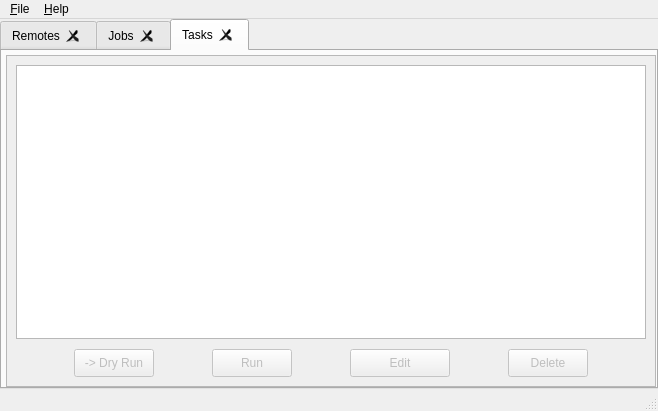
First picture: the form in src/main_window.ui, repository holazt/RcloneBrowser, before the edit.
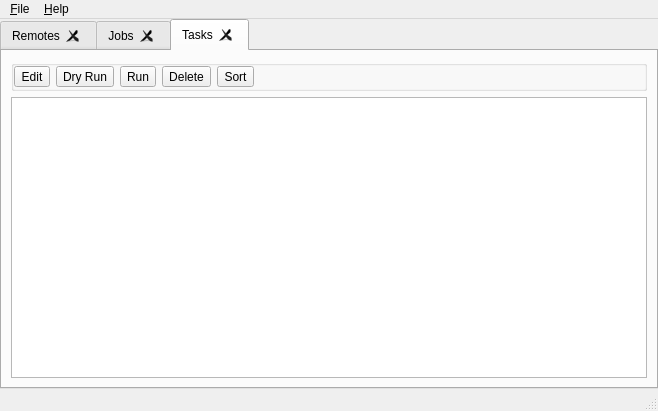
Second picture: the form after the edit. The open tabs and pages were chosen to show the change.

Commit message: task functionality improved

```diff
--- a/src/main_window.ui
+++ b/src/main_window.ui
@@ -179,180 +179,113 @@
         <string>Tasks</string>
        </attribute>
        <layout class="QVBoxLayout" name="verticalLayout_5">
-        <property name="leftMargin">
-         <number>4</number>
-        </property>
-        <property name="topMargin">
-         <number>4</number>
-        </property>
-        <property name="rightMargin">
-         <number>0</number>
-        </property>
-        <property name="bottomMargin">
-         <number>0</number>
-        </property>
         <item>
-         <widget class="QScrollArea" name="tasksArea">
-          <property name="widgetResizable">
+         <widget class="QGroupBox" name="groupBox">
+          <property name="title">
+           <string/>
+          </property>
+          <property name="flat">
            <bool>true</bool>
           </property>
-          <widget class="QWidget" name="scrollAreaWidgetContentsTasks">
-           <property name="geometry">
-            <rect>
-             <x>0</x>
-             <y>0</y>
-             <width>646</width>
-             <height>327</height>
-            </rect>
+          <layout class="QHBoxLayout" name="horizontalLayout_3">
+           <property name="leftMargin">
+            <number>0</number>
            </property>
-           <layout class="QVBoxLayout" name="verticalLayout_6">
-            <item>
-             <widget class="QListWidget" name="tasksListWidget"/>
-            </item>
-            <item>
-             <layout class="QVBoxLayout" name="tasks"/>
-            </item>
-            <item>
-             <widget class="QWidget" name="tasksActionBar" native="true">
-              <property name="sizePolicy">
-               <sizepolicy hsizetype="Minimum" vsizetype="Preferred">
-                <horstretch>0</horstretch>
-                <verstretch>0</verstretch>
-               </sizepolicy>
-              </property>
-              <property name="minimumSize">
-               <size>
-                <width>200</width>
-                <height>20</height>
-               </size>
-              </property>
-              <property name="maximumSize">
-               <size>
-                <width>16777215</width>
-                <height>32</height>
-               </size>
-              </property>
-              <layout class="QHBoxLayout" name="horizontalLayout_2">
-               <property name="spacing">
-                <number>4</number>
-               </property>
-               <property name="leftMargin">
-                <number>4</number>
-               </property>
-               <property name="topMargin">
-                <number>4</number>
-               </property>
-               <property name="rightMargin">
-                <number>4</number>
-               </property>
-               <property name="bottomMargin">
-                <number>4</number>
-               </property>
-               <item>
-                <widget class="QPushButton" name="buttonDryrunTask">
-                 <property name="enabled">
-                  <bool>false</bool>
-                 </property>
-                 <property name="sizePolicy">
-                  <sizepolicy hsizetype="Fixed" vsizetype="Fixed">
-                   <horstretch>0</horstretch>
-                   <verstretch>0</verstretch>
-                  </sizepolicy>
-                 </property>
-                 <property name="minimumSize">
-                  <size>
-                   <width>0</width>
-                   <height>28</height>
-                  </size>
-                 </property>
-                 <property name="text">
-                  <string>-&gt; Dry Run</string>
-                 </property>
-                </widget>
-               </item>
-               <item>
-                <widget class="QPushButton" name="buttonRunTask">
-                 <property name="enabled">
-                  <bool>false</bool>
-                 </property>
-                 <property name="sizePolicy">
-                  <sizepolicy hsizetype="Fixed" vsizetype="Fixed">
-                   <horstretch>0</horstretch>
-                   <verstretch>0</verstretch>
-                  </sizepolicy>
-                 </property>
-                 <property name="minimumSize">
-                  <size>
-                   <width>0</width>
-                   <height>28</height>
-                  </size>
-                 </property>
-                 <property name="text">
-                  <string>Run</string>
-                 </property>
-                </widget>
-               </item>
-               <item>
-                <widget class="QPushButton" name="buttonEditTask">
-                 <property name="enabled">
-                  <bool>false</bool>
-                 </property>
-                 <property name="sizePolicy">
-                  <sizepolicy hsizetype="Fixed" vsizetype="Fixed">
-                   <horstretch>0</horstretch>
-                   <verstretch>0</verstretch>
-                  </sizepolicy>
-                 </property>
-                 <property name="minimumSize">
-                  <size>
-                   <width>0</width>
-                   <height>28</height>
-                  </size>
-                 </property>
-                 <property name="maximumSize">
-                  <size>
-                   <width>100</width>
-                   <height>16777215</height>
-                  </size>
-                 </property>
-                 <property name="layoutDirection">
-                  <enum>Qt::LeftToRight</enum>
-                 </property>
-                 <property name="text">
-                  <string>Edit</string>
-                 </property>
-                </widget>
-               </item>
-               <item>
-                <widget class="QPushButton" name="buttonDeleteTask">
-                 <property name="enabled">
-                  <bool>false</bool>
-                 </property>
-                 <property name="sizePolicy">
-                  <sizepolicy hsizetype="Fixed" vsizetype="Fixed">
-                   <horstretch>0</horstretch>
-                   <verstretch>0</verstretch>
-                  </sizepolicy>
-                 </property>
-                 <property name="minimumSize">
-                  <size>
-                   <width>0</width>
-                   <height>28</height>
-                  </size>
-                 </property>
-                 <property name="layoutDirection">
-                  <enum>Qt::LeftToRight</enum>
-                 </property>
-                 <property name="text">
-                  <string>Delete</string>
-                 </property>
-                </widget>
-               </item>
-              </layout>
-             </widget>
-            </item>
-           </layout>
-          </widget>
+           <property name="topMargin">
+            <number>0</number>
+           </property>
+           <property name="bottomMargin">
+            <number>0</number>
+           </property>
+           <item>
+            <widget class="QToolButton" name="buttonEditTask">
+             <property name="text">
+              <string>Edit</string>
+             </property>
+             <property name="toolButtonStyle">
+              <enum>Qt::ToolButtonTextUnderIcon</enum>
+             </property>
+            </widget>
+           </item>
+           <item>
+            <widget class="QToolButton" name="buttonDryrunTask">
+             <property name="text">
+              <string>Dry Run</string>
+             </property>
+             <property name="toolButtonStyle">
+              <enum>Qt::ToolButtonTextUnderIcon</enum>
+             </property>
+            </widget>
+           </item>
+           <item>
+            <widget class="QToolButton" name="buttonRunTask">
+             <property name="text">
+              <string>Run</string>
+             </property>
+             <property name="toolButtonStyle">
+              <enum>Qt::ToolButtonTextUnderIcon</enum>
+             </property>
+            </widget>
+           </item>
+           <item>
+            <widget class="QToolButton" name="buttonDeleteTask">
+             <property name="text">
+              <string>Delete</string>
+             </property>
+             <property name="toolButtonStyle">
+              <enum>Qt::ToolButtonTextUnderIcon</enum>
+             </property>
+            </widget>
+           </item>
+           <item>
+            <widget class="QToolButton" name="buttonSortTask">
+             <property name="text">
+              <string>Sort</string>
+             </property>
+             <property name="checkable">
+              <bool>false</bool>
+             </property>
+             <property name="checked">
+              <bool>false</bool>
+             </property>
+            </widget>
+           </item>
+           <item>
+            <spacer name="horizontalSpacer_2">
+             <property name="orientation">
+              <enum>Qt::Horizontal</enum>
+             </property>
+             <property name="sizeHint" stdset="0">
+              <size>
+               <width>40</width>
+               <height>20</height>
+              </size>
+             </property>
+            </spacer>
+           </item>
+          </layout>
+         </widget>
+        </item>
+        <item>
+         <widget class="QListWidget" name="tasksListWidget">
+          <property name="contextMenuPolicy">
+           <enum>Qt::CustomContextMenu</enum>
+          </property>
+          <property name="tabKeyNavigation">
+           <bool>true</bool>
+          </property>
+          <property name="alternatingRowColors">
+           <bool>false</bool>
+          </property>
+          <property name="selectionMode">
+           <enum>QAbstractItemView::ExtendedSelection</enum>
+          </property>
+          <property name="wordWrap">
+           <bool>false</bool>
+          </property>
+          <property name="sortingEnabled">
+           <bool>false</bool>
+          </property>
          </widget>
         </item>
        </layout>
```
Left out of the diff: 36 changed lines with no effect on the pictures. The commit also changes 8 other files.
